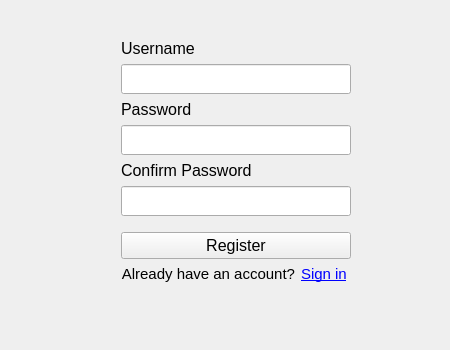
First picture: the form in UI/register.ui, repository jack41402/Networking-Final, before the edit.
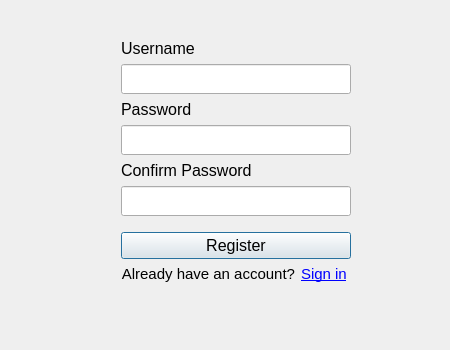
Second picture: the form after the edit.

```diff
--- a/UI/register.ui
+++ b/UI/register.ui
@@ -153,6 +153,9 @@
        <property name="text">
         <string>Register</string>
        </property>
+       <property name="default">
+        <bool>true</bool>
+       </property>
       </widget>
      </item>
      <item>
```
